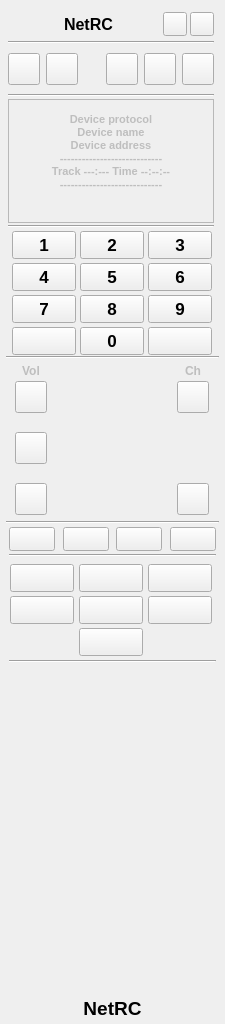
Qt form src/ui/remotecontrol.ui (AceOfSnakes/NetRC) before a commit.
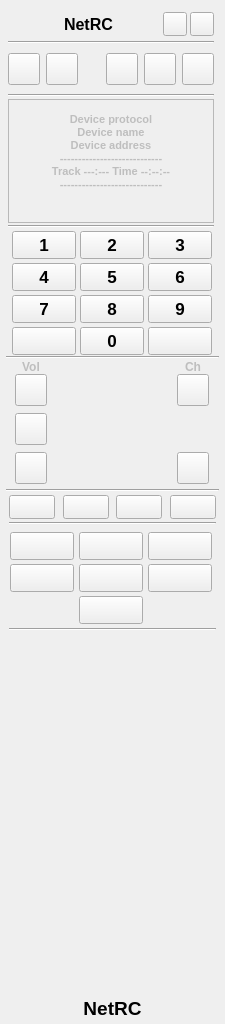
The same form after that commit. Icons and pictures are not drawn.

The edit to the form file:
```diff
--- a/src/ui/remotecontrol.ui
+++ b/src/ui/remotecontrol.ui
@@ -1334,13 +1334,13 @@
       <property name="minimumSize">
        <size>
         <width>0</width>
-        <height>164</height>
+        <height>132</height>
        </size>
       </property>
       <property name="maximumSize">
        <size>
         <width>16777215</width>
-        <height>164</height>
+        <height>132</height>
        </size>
       </property>
       <layout class="QVBoxLayout" name="verticalLayout_6">
@@ -1359,19 +1359,6 @@
        <property name="bottomMargin">
         <number>0</number>
        </property>
-       <item>
-        <spacer name="verticalSpacer_9">
-         <property name="orientation">
-          <enum>Qt::Vertical</enum>
-         </property>
-         <property name="sizeHint" stdset="0">
-          <size>
-           <width>20</width>
-           <height>0</height>
-          </size>
-         </property>
-        </spacer>
-       </item>
        <item>
         <widget class="QFrame" name="menuFrame_internal">
          <property name="enabled">
@@ -1386,13 +1373,13 @@
          <property name="minimumSize">
           <size>
            <width>0</width>
-           <height>160</height>
+           <height>130</height>
           </size>
          </property>
          <property name="maximumSize">
           <size>
            <width>16777215</width>
-           <height>160</height>
+           <height>130</height>
           </size>
          </property>
          <layout class="QGridLayout" name="gridLayout_2" rowstretch="0,0,0" rowminimumheight="0,0,0">
@@ -1411,7 +1398,7 @@
           <property name="horizontalSpacing">
            <number>0</number>
           </property>
-          <item row="2" column="1">
+          <item row="0" column="1">
            <layout class="QGridLayout" name="gridLayout">
             <property name="sizeConstraint">
              <enum>QLayout::SizeConstraint::SetMinAndMaxSize</enum>
@@ -1419,20 +1406,7 @@
             <property name="spacing">
              <number>0</number>
             </property>
-            <item row="2" column="1">
-             <spacer name="verticalSpacer">
-              <property name="orientation">
-               <enum>Qt::Vertical</enum>
-              </property>
-              <property name="sizeHint" stdset="0">
-               <size>
-                <width>20</width>
-                <height>40</height>
-               </size>
-              </property>
-             </spacer>
-            </item>
-            <item row="0" column="1">
+            <item row="0" column="0">
              <widget class="QLabel" name="rc_lbl_volume">
               <property name="enabled">
                <bool>false</bool>
@@ -1440,7 +1414,7 @@
               <property name="maximumSize">
                <size>
                 <width>32</width>
-                <height>12</height>
+                <height>16</height>
                </size>
               </property>
               <property name="font">
@@ -1456,84 +1430,42 @@
               </property>
              </widget>
             </item>
-            <item row="1" column="2" rowspan="5" colspan="4">
-             <widget class="QWidget" name="widget" native="true">
-              <property name="sizePolicy">
-               <sizepolicy hsizetype="Fixed" vsizetype="Fixed">
-                <horstretch>0</horstretch>
-                <verstretch>0</verstretch>
-               </sizepolicy>
-              </property>
+            <item row="1" column="0">
+             <widget class="QPushButton" name="rc_btn_volUp">
               <property name="minimumSize">
                <size>
-                <width>130</width>
-                <height>130</height>
-               </size>
-              </property>
-              <property name="maximumSize">
-               <size>
-                <width>130</width>
-                <height>130</height>
-               </size>
-              </property>
-              <layout class="QGridLayout" name="gridLayout_5">
-               <property name="leftMargin">
-                <number>0</number>
-               </property>
-               <property name="topMargin">
-                <number>0</number>
-               </property>
-               <property name="rightMargin">
-                <number>0</number>
-               </property>
-               <property name="bottomMargin">
-                <number>0</number>
-               </property>
-               <property name="spacing">
-                <number>0</number>
-               </property>
-               <item row="0" column="0">
-                <layout class="QGridLayout" name="gridLayout_4">
-                 <property name="spacing">
-                  <number>0</number>
-                 </property>
-                </layout>
-               </item>
-              </layout>
-             </widget>
-            </item>
-            <item row="0" column="6">
-             <widget class="QLabel" name="rc_lbl_channel">
-              <property name="enabled">
-               <bool>false</bool>
-              </property>
-              <property name="minimumSize">
-               <size>
                 <width>32</width>
-                <height>0</height>
+                <height>32</height>
                </size>
               </property>
               <property name="maximumSize">
                <size>
                 <width>32</width>
-                <height>12</height>
+                <height>32</height>
                </size>
               </property>
               <property name="font">
                <font>
+                <pointsize>12</pointsize>
                 <bold>true</bold>
-                <kerning>true</kerning>
                </font>
               </property>
               <property name="text">
-               <string>Ch</string>
+               <string/>
               </property>
-              <property name="alignment">
-               <set>Qt::AlignmentFlag::AlignCenter</set>
+              <property name="icon">
+               <iconset resource="../resource.qrc">
+                <normaloff>:/images/nav/circle/up.png</normaloff>:/images/nav/circle/up.png</iconset>
+              </property>
+              <property name="iconSize">
+               <size>
+                <width>20</width>
+                <height>20</height>
+               </size>
               </property>
              </widget>
             </item>
-            <item row="5" column="6">
+            <item row="3" column="2">
              <widget class="QPushButton" name="rc_btn_chDown">
               <property name="minimumSize">
                <size>
@@ -1574,7 +1506,38 @@
               </property>
              </widget>
             </item>
-            <item row="5" column="1">
+            <item row="0" column="2">
+             <widget class="QLabel" name="rc_lbl_channel">
+              <property name="enabled">
+               <bool>false</bool>
+              </property>
+              <property name="minimumSize">
+               <size>
+                <width>32</width>
+                <height>0</height>
+               </size>
+              </property>
+              <property name="maximumSize">
+               <size>
+                <width>32</width>
+                <height>12</height>
+               </size>
+              </property>
+              <property name="font">
+               <font>
+                <bold>true</bold>
+                <kerning>true</kerning>
+               </font>
+              </property>
+              <property name="text">
+               <string>Ch</string>
+              </property>
+              <property name="alignment">
+               <set>Qt::AlignmentFlag::AlignCenter</set>
+              </property>
+             </widget>
+            </item>
+            <item row="3" column="0">
              <widget class="QPushButton" name="rc_btn_volDown">
               <property name="sizePolicy">
                <sizepolicy hsizetype="Maximum" vsizetype="Fixed">
@@ -1618,142 +1581,29 @@
               </property>
              </widget>
             </item>
-            <item row="1" column="1">
-             <widget class="QPushButton" name="rc_btn_volUp">
-              <property name="minimumSize">
-               <size>
-                <width>32</width>
-                <height>32</height>
-               </size>
+            <item row="0" column="1" rowspan="4">
+             <widget class="QWidget" name="widget" native="true">
+              <property name="sizePolicy">
+               <sizepolicy hsizetype="Fixed" vsizetype="Fixed">
+                <horstretch>0</horstretch>
+                <verstretch>0</verstretch>
+               </sizepolicy>
               </property>
-              <property name="maximumSize">
-               <size>
-                <width>32</width>
-                <height>32</height>
-               </size>
-              </property>
-              <property name="font">
-               <font>
-                <pointsize>12</pointsize>
-                <bold>true</bold>
-               </font>
-              </property>
-              <property name="toolTip">
-               <string>Volume Up</string>
-              </property>
-              <property name="text">
-               <string/>
-              </property>
-              <property name="icon">
-               <iconset resource="../resource.qrc">
-                <normaloff>:/images/nav/circle/up.png</normaloff>:/images/nav/circle/up.png</iconset>
-              </property>
-              <property name="iconSize">
-               <size>
-                <width>20</width>
-                <height>20</height>
-               </size>
-              </property>
-             </widget>
-            </item>
-            <item row="3" column="0">
-             <spacer name="horizontalSpacer_4">
-              <property name="orientation">
-               <enum>Qt::Orientation::Horizontal</enum>
-              </property>
-              <property name="sizeHint" stdset="0">
-               <size>
-                <width>40</width>
-                <height>20</height>
-               </size>
-              </property>
-             </spacer>
-            </item>
-            <item row="3" column="1">
-             <widget class="QPushButton" name="rc_btn_mute">
               <property name="minimumSize">
                <size>
-                <width>32</width>
-                <height>32</height>
+                <width>130</width>
+                <height>130</height>
                </size>
               </property>
               <property name="maximumSize">
                <size>
-                <width>32</width>
-                <height>32</height>
+                <width>130</width>
+                <height>130</height>
                </size>
               </property>
-              <property name="toolTip">
-               <string>Mute</string>
-              </property>
-              <property name="text">
-               <string/>
-              </property>
-              <property name="icon">
-               <iconset resource="../resource.qrc">
-                <normaloff>:/images/nav/other/volOff.png</normaloff>:/images/nav/other/volOff.png</iconset>
-              </property>
-              <property name="iconSize">
-               <size>
-                <width>20</width>
-                <height>20</height>
-               </size>
-              </property>
              </widget>
             </item>
-            <item row="3" column="2">
-             <spacer name="horizontalSpacer_14">
-              <property name="orientation">
-               <enum>Qt::Orientation::Horizontal</enum>
-              </property>
-              <property name="sizeHint" stdset="0">
-               <size>
-                <width>40</width>
-                <height>20</height>
-               </size>
-              </property>
-             </spacer>
-            </item>
-            <item row="6" column="3">
-             <spacer name="verticalSpacer_18">
-              <property name="orientation">
-               <enum>Qt::Vertical</enum>
-              </property>
-              <property name="sizeHint" stdset="0">
-               <size>
-                <width>20</width>
-                <height>10</height>
-               </size>
-              </property>
-             </spacer>
-            </item>
-            <item row="3" column="5">
-             <spacer name="horizontalSpacer_17">
-              <property name="orientation">
-               <enum>Qt::Orientation::Horizontal</enum>
-              </property>
-              <property name="sizeHint" stdset="0">
-               <size>
-                <width>40</width>
-                <height>20</height>
-               </size>
-              </property>
-             </spacer>
-            </item>
-            <item row="3" column="7">
-             <spacer name="horizontalSpacer_12">
-              <property name="orientation">
-               <enum>Qt::Orientation::Horizontal</enum>
-              </property>
-              <property name="sizeHint" stdset="0">
-               <size>
-                <width>40</width>
-                <height>20</height>
-               </size>
-              </property>
-             </spacer>
-            </item>
-            <item row="1" column="6">
+            <item row="1" column="2">
              <widget class="QPushButton" name="rc_btn_chUp">
               <property name="sizePolicy">
                <sizepolicy hsizetype="Fixed" vsizetype="Fixed">
@@ -1797,31 +1647,47 @@
               </property>
              </widget>
             </item>
-            <item row="4" column="1">
-             <spacer name="verticalSpacer_2">
-              <property name="orientation">
-               <enum>Qt::Vertical</enum>
+            <item row="2" column="0">
+             <widget class="QPushButton" name="rc_btn_mute">
+              <property name="minimumSize">
+               <size>
+                <width>32</width>
+                <height>32</height>
+               </size>
               </property>
-              <property name="sizeHint" stdset="0">
+              <property name="maximumSize">
                <size>
-                <width>20</width>
-                <height>40</height>
+                <width>32</width>
+                <height>32</height>
                </size>
               </property>
-             </spacer>
-            </item>
-            <item row="0" column="3">
-             <spacer name="verticalSpacer_3">
-              <property name="orientation">
-               <enum>Qt::Vertical</enum>
+              <property name="toolTip">
+               <string>Mute</string>
               </property>
-              <property name="sizeType">
-               <enum>QSizePolicy::Policy::Fixed</enum>
+              <property name="text">
+               <string/>
               </property>
-              <property name="sizeHint" stdset="0">
+              <property name="icon">
+               <iconset resource="../resource.qrc">
+                <normaloff>:/images/nav/other/volOff.png</normaloff>:/images/nav/other/volOff.png</iconset>
+              </property>
+              <property name="iconSize">
                <size>
                 <width>20</width>
                 <height>20</height>
+               </size>
+              </property>
+             </widget>
+            </item>
+            <item row="2" column="2">
+             <spacer name="verticalSpacer">
+              <property name="orientation">
+               <enum>Qt::Vertical</enum>
+              </property>
+              <property name="sizeHint" stdset="0">
+               <size>
+                <width>20</width>
+                <height>40</height>
                </size>
               </property>
              </spacer>
```
Left out of the diff: 3 changed lines with no effect on the pictures.
